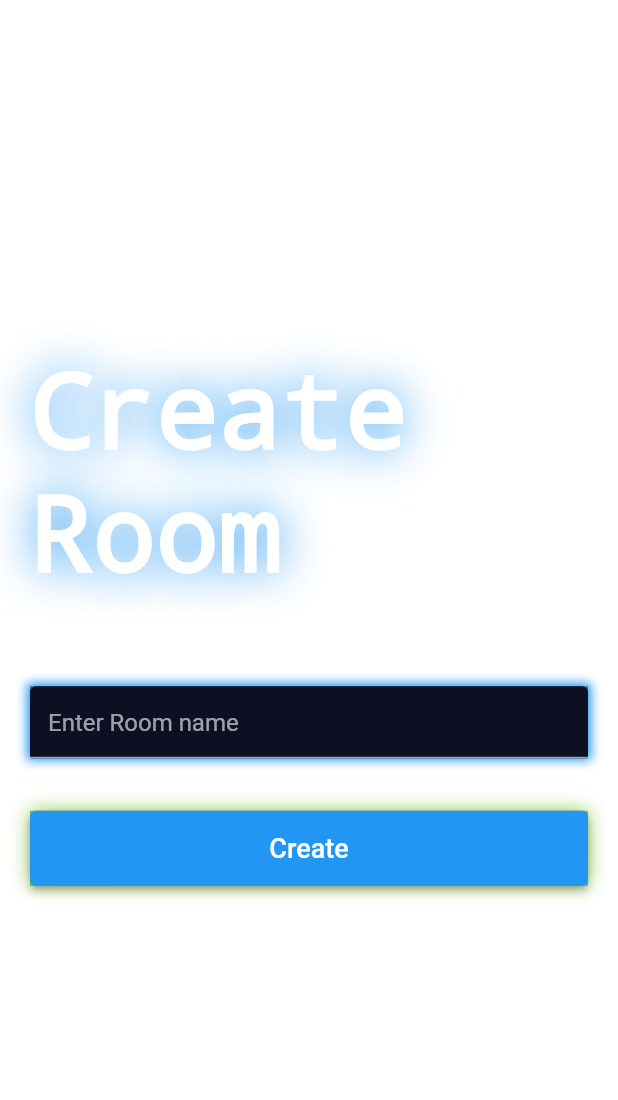
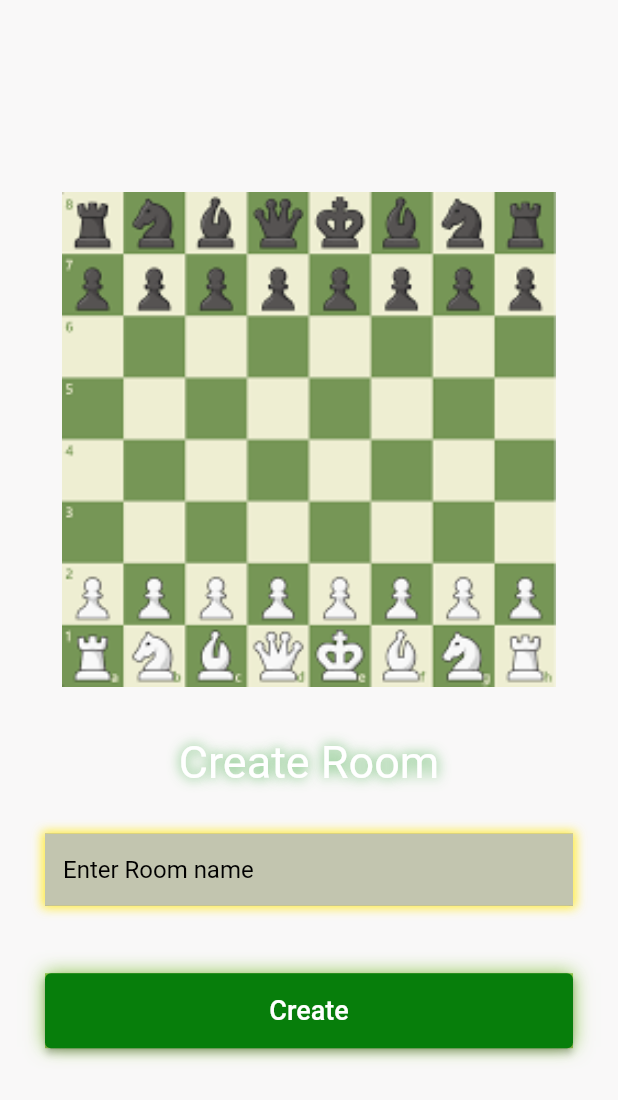
Before and after one commit to AVtheking/chess, a Flutter app: the CreateRoomScreen screen opened by its route, on a phone screen of 412 x 824 dp. Shown: the top 1100 px of the screen. Run offline on Flutter 3.47's test engine with Material 2 defaults, Android fonts, the light colour scheme and no system bars; our stand-ins replace flutter_riverpod, shared_preferences, socket_io_client; missing offline and left inert: chess, flutter_stateless_chessboard; accounts and stored records are empty; network calls fail.

Commit message:
ui improvement

```diff
--- a/lib/constants/utils.dart
+++ b/lib/constants/utils.dart
@@ -1,6 +1,6 @@
 import 'package:flutter/material.dart';
 
-String uri = 'http://192.168.87.188:3000';
+String uri = 'http://192.168.244.188:3000';
 void showSnackBar(BuildContext context, String text) {
   ScaffoldMessenger.of(context).showSnackBar(
     SnackBar(
--- a/lib/resources/socket__methods.dart
+++ b/lib/resources/socket__methods.dart
@@ -4,6 +4,7 @@
 import 'package:multiplayer_chess/features/auth/authService/models/player.dart';
 import 'package:multiplayer_chess/game_board.dart';
 import 'package:multiplayer_chess/resources/socket_client.dart';
+import 'package:multiplayer_chess/screen/main__menu_screen.dart';
 import 'package:socket_io_client/socket_io_client.dart';
 
 final socketMethodsProvider = Provider((ref) => SocketMethods(ref: ref));
@@ -110,9 +111,10 @@
               actions: [
                 TextButton(
                     onPressed: () {
-                      Navigator.popUntil(context, (route) => false);
+                      Navigator.pushReplacementNamed(
+                          context, MainMenu.routeName);
                     },
-                    child: const Text("On"))
+                    child: const Text("Ok"))
               ],
             );
           });
--- a/lib/screen/create_room.dart
+++ b/lib/screen/create_room.dart
@@ -1,9 +1,7 @@
 import 'package:flutter/material.dart';
 import 'package:flutter_riverpod/flutter_riverpod.dart';
 import 'package:multiplayer_chess/resources/socket__methods.dart';
-import 'package:multiplayer_chess/responsive/responsive.dart';
 import 'package:multiplayer_chess/widget/custom_button.dart';
-import 'package:multiplayer_chess/widget/custom_text.dart';
 import 'package:multiplayer_chess/widget/custom_text_field.dart';
 
 class CreateRoomScreen extends ConsumerStatefulWidget {
@@ -35,39 +33,85 @@
 
   @override
   Widget build(BuildContext context) {
-    return Responsive(
+    final size = MediaQuery.of(context).size;
+    return Scaffold(
+      // resizeToAvoidBottomInset: false,
+      body: Center(
+        child: ConstrainedBox(
+          constraints:
+              BoxConstraints(maxHeight: size.height * 0.8, maxWidth: 500),
+          child: SingleChildScrollView(
             child: Container(
-        margin: const EdgeInsets.symmetric(horizontal: 20),
+              margin: const EdgeInsets.symmetric(horizontal: 10),
               child: Column(
                 mainAxisAlignment: MainAxisAlignment.center,
                 crossAxisAlignment: CrossAxisAlignment.center,
                 children: [
-            const CustomText(
-              text: "Create Room",
-              fontSize: 70,
+                  Container(
+                    decoration: const BoxDecoration(boxShadow: [
+                      // BoxShadow(
+                      //   color: Color.fromARGB(255, 5, 75, 8),
+                      //   blurRadius: 0,
+                      //   spreadRadius: 0,
+                      // )
+                    ]),
+                    child: Padding(
+                      padding: const EdgeInsets.all(3.0),
+                      child: Image.asset(
+                        'assets/imgaes/chessBackground6.png',
+                        fit: size.width > 500 ? BoxFit.contain : BoxFit.contain,
+                        width: double.infinity,
+                        height: size.width > 500
+                            ? size.height * 0.5
+                            : size.height * 0.4,
+                      ),
+                    ),
+                  ),
+                  const SizedBox(
+                    height: 30,
+                  ),
+                  const Row(
+                    mainAxisAlignment: MainAxisAlignment.center,
+                    children: [
+                      Text(
+                        " Create Room ",
+                        style: TextStyle(
+                          fontSize: 30,
+                          color: Colors.white,
+                          decoration: TextDecoration.none,
                           shadows: [
-                Shadow(
-                  color: Colors.blue,
-                  blurRadius: 40,
+                            Shadow(color: Colors.green, blurRadius: 10),
+                          ],
+                        ),
                       ),
                     ],
                   ),
                   const SizedBox(
-              height: 60,
+                    height: 30,
                   ),
-            Material(
+                  Container(
+                    margin: const EdgeInsets.symmetric(horizontal: 20),
+                    child: Material(
                       child: CustomTextField(
-                  namecontroller: _controller, hintText: "Enter Room name"),
+                          namecontroller: _controller,
+                          hintText: "Enter Room name"),
+                    ),
                   ),
                   const SizedBox(
-              height: 35,
+                    height: 45,
                   ),
-            CustomButton(
+                  Container(
+                    margin: const EdgeInsets.symmetric(horizontal: 20),
+                    child: CustomButton(
                         onTap: () {
                           createRoom(_controller.text);
                         },
-                text: "Create")
+                        text: "Create"),
+                  )
                 ],
+              ),
+            ),
+          ),
         ),
       ),
     );
--- a/lib/widget/custom_button.dart
+++ b/lib/widget/custom_button.dart
@@ -23,6 +23,7 @@
       child: ElevatedButton(
         onPressed: onTap,
         style: ElevatedButton.styleFrom(
+            backgroundColor: const Color.fromARGB(255, 7, 126, 11),
             minimumSize: const Size(double.infinity, 50)),
         child: Text(
           text,
--- a/lib/widget/custom_text_field.dart
+++ b/lib/widget/custom_text_field.dart
@@ -17,19 +17,25 @@
     return Container(
       decoration: const BoxDecoration(boxShadow: [
         BoxShadow(
-            color: Colors.blue,
+          color: Colors.yellow,
           blurRadius: 5,
           spreadRadius: 2,
         ),
       ]),
       child: TextField(
+        style: const TextStyle(color: Colors.black),
         readOnly: isReadOnly,
         controller: namecontroller,
         decoration: InputDecoration(
-              fillColor: const Color.fromRGBO(
-                  13, 16, 34, 1), // Ensure 'bgColor' is defined correctly
+          fillColor: const Color.fromARGB(
+              255, 194, 197, 175), // Ensure 'bgColor' is defined correctly
           filled: true,
+
+          border: InputBorder.none,
           hintText: hintText,
-            )));
+          hintStyle: const TextStyle(color: Colors.black),
+        ),
+      ),
+    );
   }
 }
```
Also changed, not shown: lib/game_board.dart (+19 -3 lines), lib/screen/join__room.dart (+52 -12 lines), lib/widget/wating_lobby.dart (+28 -33 lines), assets/imgaes/chessBackground1.png (added), assets/imgaes/chessBackground6.png (added), assets/imgaes/chessBackground7.png (added), assets/imgaes/chessBackground8.png (added), 1 other file. Lines whose indentation alone changed are shown as unchanged.
